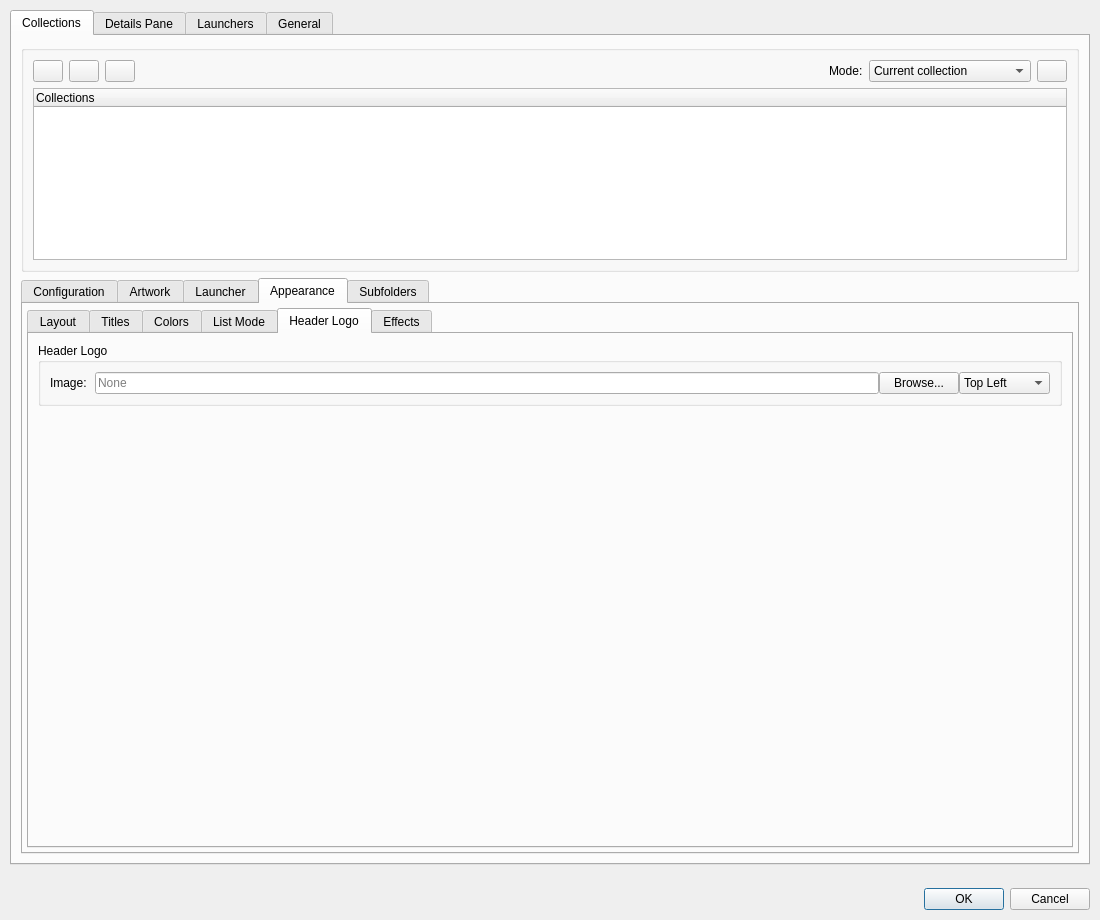
Before: the Qt Designer form src/ui/dialogs/settingsdialog.ui in EtherAura/Kartend, drawn with Qt 5.
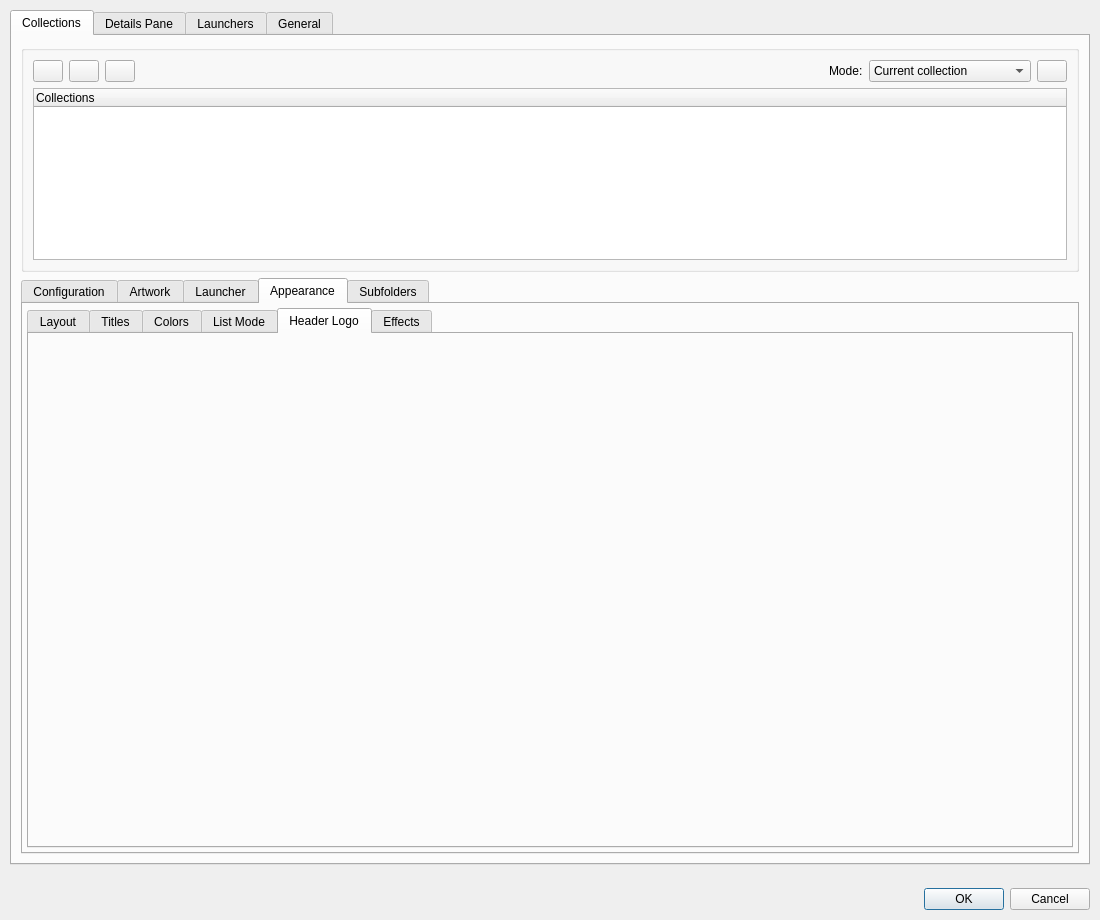
After: the same form once the commit is applied. The open tabs and pages were chosen to show the change. Icons and pictures are not drawn. Custom widgets are drawn as their Qt base class.

Commit message:
refactor(settings): extract AppearanceToolbarPanel from appearanceTab Header Logo sub-sub-tab
Per-collection header logo path + browse picker + position combo move
into AppearanceToolbarPanel : QWidget. Browse handler internalized.

The edit to the form file:
```diff
--- a/src/ui/dialogs/settingsdialog.ui
+++ b/src/ui/dialogs/settingsdialog.ui
@@ -819,47 +819,7 @@
              <widget class="QWidget" name="appearanceToolbarSubTab">
               <attribute name="title"><string>Header Logo</string></attribute>
               <layout class="QVBoxLayout" name="appearanceToolbarSubTabLayout">
-               <property name="spacing"><number>8</number></property>
-               <item>
-                <widget class="QGroupBox" name="appearanceHeaderLogoGroupBox">
-                 <property name="title"><string>Header Logo</string></property>
-                 <layout class="QFormLayout" name="appearanceToolbarFormLayout">
-                  <property name="horizontalSpacing"><number>8</number></property>
-                  <property name="verticalSpacing"><number>6</number></property>
-                  <property name="fieldGrowthPolicy"><enum>QFormLayout::FieldGrowthPolicy::ExpandingFieldsGrow</enum></property>
-                  <item row="0" column="0">
-                   <widget class="QLabel" name="label_headerLogo">
-                    <property name="text"><string>Image:</string></property>
-                   </widget>
-                  </item>
-                  <item row="0" column="1">
-                   <layout class="QHBoxLayout" name="headerLogoLayout">
-                    <item>
-                     <widget class="QLineEdit" name="headerLogoEdit">
-                      <property name="toolTip"><string>Path to a logo/banner image painted at the top of the items area</string></property>
-                      <property name="placeholderText"><string>None</string></property>
-                     </widget>
-                    </item>
-                    <item>
-                     <widget class="QPushButton" name="browseHeaderLogoButton">
-                      <property name="text"><string>Browse...</string></property>
-                      <property name="toolTip"><string>Select a header logo image</string></property>
-                     </widget>
-                    </item>
-                    <item>
-                     <widget class="QComboBox" name="headerLogoPositionComboBox">
-                      <property name="toolTip"><string>Where to anchor the header logo</string></property>
-                      <item><property name="text"><string>Top Left</string></property></item>
-                      <item><property name="text"><string>Top Center</string></property></item>
-                      <item><property name="text"><string>Top Right</string></property></item>
-                     </widget>
-                    </item>
-                   </layout>
-                  </item>
-                 </layout>
-                </widget>
-               </item>
-               <item><spacer name="appearanceToolbarVerticalSpacer"><property name="orientation"><enum>Qt::Orientation::Vertical</enum></property><property name="sizeHint" stdset="0"><size><width>20</width><height>4</height></size></property></spacer></item>
+               <item><widget class="AppearanceToolbarPanel" name="appearanceToolbarPanel" native="true"/></item>
               </layout>
              </widget>
              <!-- Sub-tab: Effects -->
@@ -1264,6 +1224,12 @@
    <header>appearancelistpanel.h</header>
    <container>1</container>
   </customwidget>
+  <customwidget>
+   <class>AppearanceToolbarPanel</class>
+   <extends>QWidget</extends>
+   <header>appearancetoolbarpanel.h</header>
+   <container>1</container>
+  </customwidget>
  </customwidgets>
  <resources/>
  <connections/>
```
The commit also changes 9 other files.
